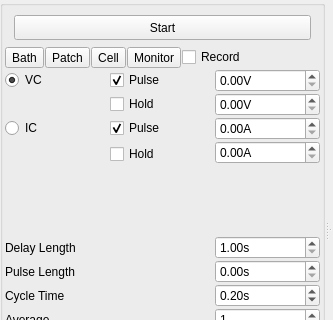
This is acq4/modules/Patch/PatchTemplate.ui in tomjhou/acq4 as Qt 5 draws it before an edit; both pictures show x 0 to 333 and y 0 to 320 of the 333 by 464 pixel window. The edited form follows.
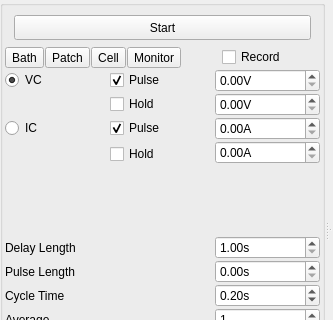
This is the edited form. Custom widgets are drawn as their Qt base class.

The edit to the form file:
```diff
--- a/acq4/modules/Patch/PatchTemplate.ui
+++ b/acq4/modules/Patch/PatchTemplate.ui
@@ -194,6 +194,22 @@
                </property>
               </widget>
              </item>
+             <item>
+              <spacer name="horizontalSpacer_2">
+               <property name="orientation">
+                <enum>Qt::Horizontal</enum>
+               </property>
+               <property name="sizeType">
+                <enum>QSizePolicy::Fixed</enum>
+               </property>
+               <property name="sizeHint" stdset="0">
+                <size>
+                 <width>40</width>
+                 <height>20</height>
+                </size>
+               </property>
+              </spacer>
+             </item>
              <item>
               <widget class="CustomCheckBox" name="recordBtn">
                <property name="text">
@@ -246,7 +262,7 @@
             </widget>
            </item>
            <item row="0" column="0" colspan="3">
-            <widget class="QWidget" name="" native="true">
+            <widget class="QWidget" name="widget" native="true">
              <property name="sizePolicy">
               <sizepolicy hsizetype="Preferred" vsizetype="Fixed">
                <horstretch>0</horstretch>
@@ -672,11 +688,6 @@
    <extends>QDoubleSpinBox</extends>
    <header>pyqtgraph</header>
   </customwidget>
-  <customwidget>
-   <class>CustomSpinBox</class>
-   <extends>QDoubleSpinBox</extends>
-   <header>..Patch.CustomSpinBox</header>
-  </customwidget>
   <customwidget>
    <class>PlotWidget</class>
    <extends>QWidget</extends>
```
